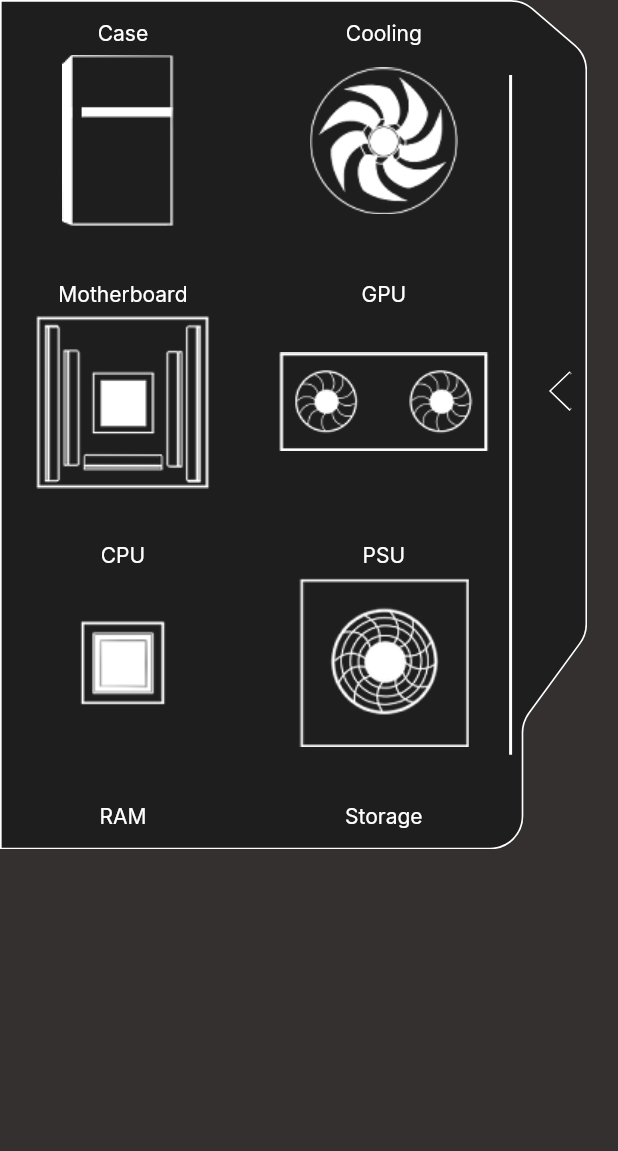
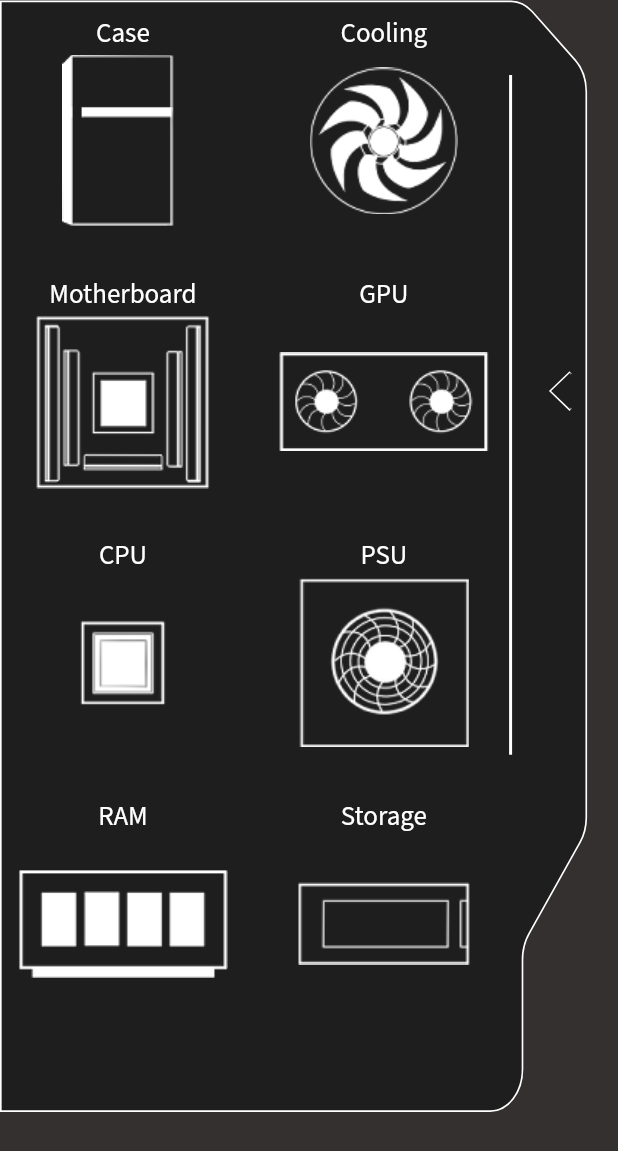
Before and after one commit to DrVilus/project_skripsi_binus, a Flutter app: the ChoosePartsWidget widget shown alone on an empty page, opened directly with empty values, on a phone screen of 412 x 824 dp. Shown: the top 1151 px of the screen. Run offline on Flutter 3.47's test engine with Material 2 defaults, Android fonts, the phone set to English and light mode, and no system bars; our stand-ins replace google_fonts; missing offline and left inert: connectivity_plus_web, touchable.

Commit message:
Added Choose Parts Model Base

```diff
--- a/flutter_app/lib/Models/PartsSelectModel.dart
+++ b/flutter_app/lib/Models/PartsSelectModel.dart
@@ -1,9 +1,11 @@
 class PartsSelectModel {
   String name = '';
   String assetPath = '';
+  int index = 0;
 
-  PartsSelectModel(String nameInput, String assetPathInput){
+  PartsSelectModel(String nameInput, String assetPathInput, int indexInput){
     name = nameInput;
     assetPath = assetPathInput;
+    index = indexInput;
   }
 }
--- a/flutter_app/lib/Pages/BuildSchema/ChoosePartsWidget.dart
+++ b/flutter_app/lib/Pages/BuildSchema/ChoosePartsWidget.dart
@@ -3,9 +3,11 @@ import 'dart:ui' as ui;
 
 import 'package:flutter/material.dart';
 import 'package:project_skripsi/Models/PartsSelectModel.dart';
+import 'package:project_skripsi/Pages/BuildSchema/ChoosePartsModelWidget.dart';
 import 'package:project_skripsi/UI/PartsSelectWidget.dart';
 
 import '../../UI/Palette.dart';
+import '../../Variables/GlobalVariables.dart';
 
 //Bukan page, dijadikan widget dan di-toggle melalui CustomAppbar
 class ChoosePartsWidget extends StatefulWidget {
@@ -18,24 +20,35 @@ class ChoosePartsWidget extends StatefulWidget {
 
 class _ChoosePartsWidgetState extends State<ChoosePartsWidget> {
 
-  List<PartsSelectModel> partSelectModelList = [
-    PartsSelectModel("Case", "assets/img/case.png"),
-    PartsSelectModel("Cooling", "assets/img/cooling.png"),
-    PartsSelectModel("Motherboard", "assets/img/motherboard.png"),
-    PartsSelectModel("GPU", "assets/img/gpu.png"),
-    PartsSelectModel("CPU", "assets/img/processor.png"),
-    PartsSelectModel("PSU", "assets/img/PSU.png"),
-    PartsSelectModel("RAM", "assets/img/ramicon.png"),
-    PartsSelectModel("Storage", "assets/img/ssd.png"),
-  ];
+
+
+  bool _partModelListMenuEnabled = false;
+  void _togglePartModelListMenuEnabled(){
+    setState(() {
+      _partModelListMenuEnabled = !_partModelListMenuEnabled;
+    });
+  }
+  final selectedPartIndex = ValueNotifier(-1);
 
   @override
   Widget build(BuildContext context) {
+    if(_partModelListMenuEnabled){
+      return ValueListenableBuilder<int>(
+        valueListenable: selectedPartIndex,
+        builder: (context, value, child) {
+          return ChoosePartsModelWidget(
+              toggleSideBar:()=> _togglePartModelListMenuEnabled(),
+              number: selectedPartIndex
+          );
+        },
+      );
+    }
+
     return SafeArea(
         child: Stack(
           children: [
             CustomPaint(
-              size: Size(MediaQuery.of(context).size.width*0.95, (MediaQuery.of(context).size.width*0.95*1.446629213483146).toDouble()), //You can Replace [WIDTH] with your desired width for Custom Paint and height will be calculated automatically
+              size: Size(MediaQuery.of(context).size.width*0.95, (MediaQuery.of(context).size.height*0.9).toDouble()), //You can Replace [WIDTH] with your desired width for Custom Paint and height will be calculated automatically
               painter: WidgetBackgroundPainter(),
             ),
             Positioned(
@@ -58,8 +71,9 @@ class _ChoosePartsWidgetState extends State<ChoosePartsWidget> {
               top: 0,
               child: Container(
                 width: MediaQuery.of(context).size.width*0.82,
-                height: (MediaQuery.of(context).size.width*0.95*1.446629213483146).toDouble(),
+                height: (MediaQuery.of(context).size.height*0.9).toDouble(),
                 child: Scrollbar(
+
                   child: CustomScrollView(
                     slivers: <Widget>[
                       SliverGrid(
@@ -75,6 +89,10 @@ class _ChoosePartsWidgetState extends State<ChoosePartsWidget> {
                               child: PartsSelectWidget(
                                 name: partSelectModelList[index].name,
                                 imgPath: partSelectModelList[index].assetPath,
+                                function: (){
+                                  selectedPartIndex.value = index;
+                                  _togglePartModelListMenuEnabled();
+                                },
                               ),
                             );
                           },
--- a/flutter_app/lib/UI/Palette.dart
+++ b/flutter_app/lib/UI/Palette.dart
@@ -12,4 +12,5 @@ class Palette {
 class TextStyles {
   static var interStyle1 = GoogleFonts.inter(color: Colors.white);
   static var interStyleBuildGuidePage = GoogleFonts.inter(color: Colors.white, fontSize: 25);
+  static var sourceSans3 = GoogleFonts.sourceSans3(color: Colors.white, fontSize: 18);
 }
--- a/flutter_app/lib/UI/PartsSelectWidget.dart
+++ b/flutter_app/lib/UI/PartsSelectWidget.dart
@@ -3,13 +3,16 @@ import 'package:flutter/material.dart';
 import 'package:project_skripsi/UI/Palette.dart';
 
 class PartsSelectWidget extends StatelessWidget {
-  const PartsSelectWidget({Key? key, required this.imgPath, required this.name}) : super(key: key);
+  const PartsSelectWidget({Key? key, required this.imgPath, required this.name, required this.function}) : super(key: key);
   final String imgPath;
   final String name;
+  final Function function;
 
   @override
   Widget build(BuildContext context) {
-    return Container(
+    return GestureDetector(
+      onTap: () => function(),
+      child: Container(
           padding: EdgeInsets.all(10),
           child: Column(
             children: [
@@ -19,7 +22,7 @@ class PartsSelectWidget extends StatelessWidget {
                     mainAxisAlignment: MainAxisAlignment.center,
                     children: [
                       // Container(color: Palette.grey, width: 25, height: 25),
-                  Text(name, style: TextStyles.interStyle1,)
+                      Text(name, style: TextStyles.sourceSans3,)
                     ],
                   )
               ),
@@ -36,6 +39,7 @@ class PartsSelectWidget extends StatelessWidget {
 
             ],
           )
+      ),
     );
   }
 }
--- a/flutter_app/lib/Variables/GlobalVariables.dart
+++ b/flutter_app/lib/Variables/GlobalVariables.dart
@@ -1,3 +1,16 @@
 library flutter_app.global_variables;
 
+import '../Models/PartsSelectModel.dart';
+
 String currentBuildName = "";
+
+List<PartsSelectModel> partSelectModelList = [
+  PartsSelectModel("Case", "assets/img/case.png", 0),
+  PartsSelectModel("Cooling", "assets/img/cooling.png", 1),
+  PartsSelectModel("Motherboard", "assets/img/motherboard.png", 2),
+  PartsSelectModel("GPU", "assets/img/gpu.png", 3),
+  PartsSelectModel("CPU", "assets/img/processor.png", 4),
+  PartsSelectModel("PSU", "assets/img/PSU.png", 5),
+  PartsSelectModel("RAM", "assets/img/ramicon.png", 6),
+  PartsSelectModel("Storage", "assets/img/ssd.png", 7),
+];
```
Also changed, not shown: flutter_app/lib/Pages/BuildSchema/ChoosePartsModelWidget.dart (added, +192 -0 lines), flutter_app/lib/Pages/BuildSchema/EstimatedPriceWidget.dart (+27 -0 lines). Lines whose indentation alone changed are shown as unchanged.
